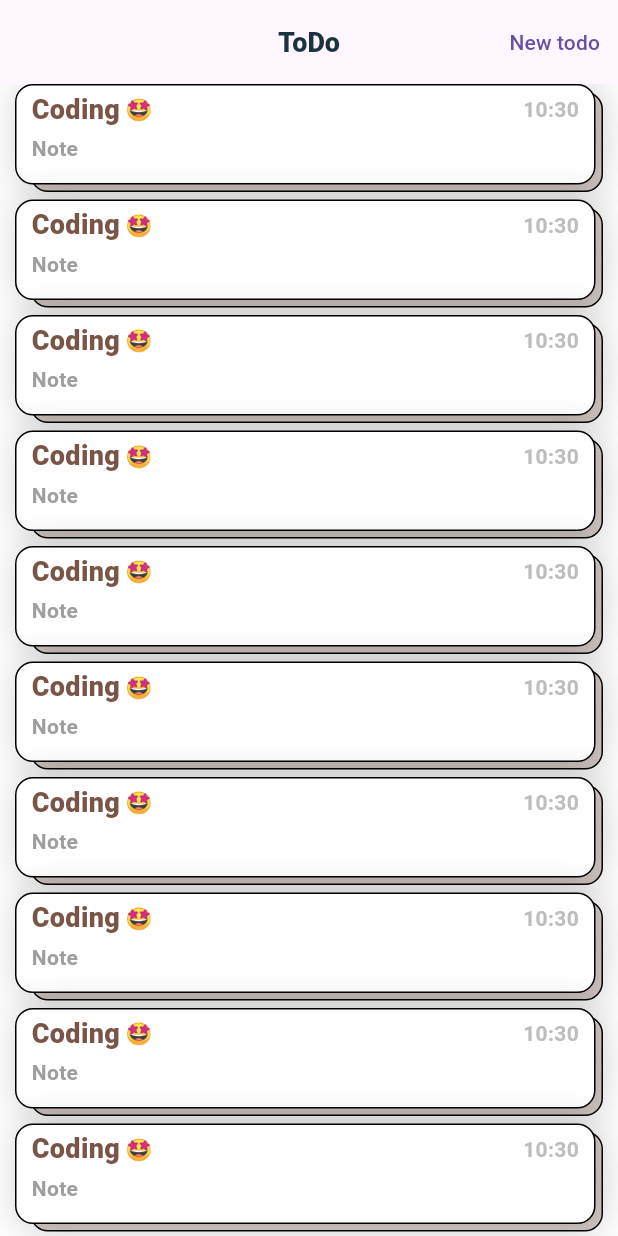
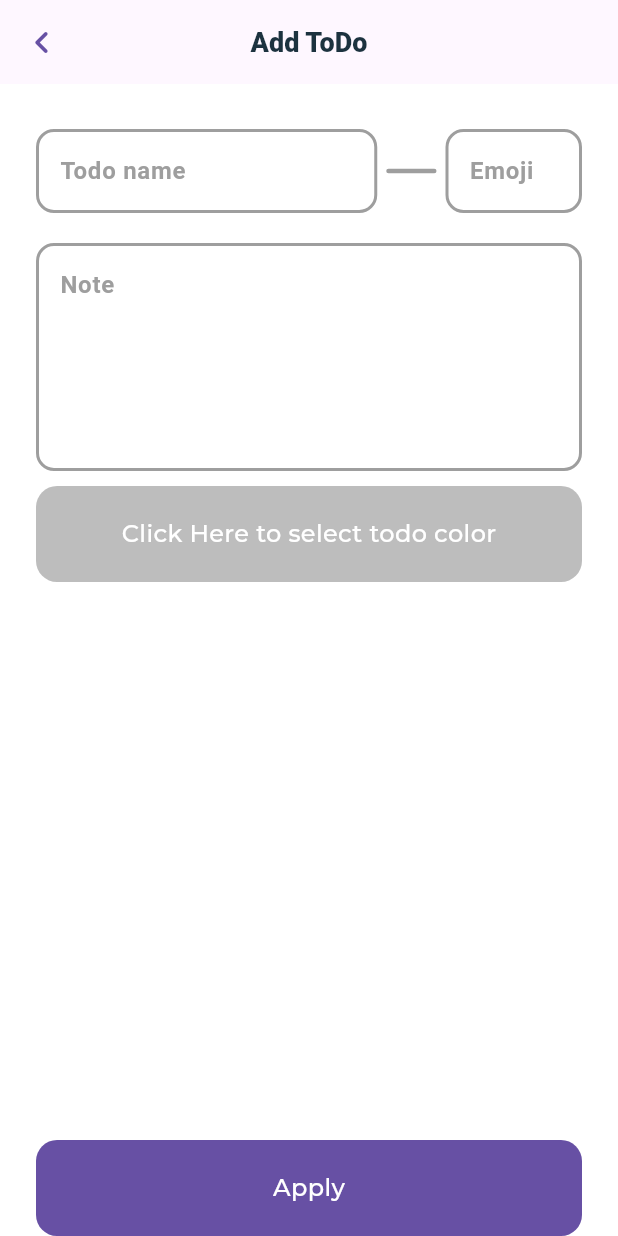
Before and after one commit to Samir-Sattarov/ToDo-List-Flutter, a Flutter app: the screen it shows after launch, after a tap on "New todo", on a phone screen of 412 x 824 dp. Run offline on Flutter 3.47's test engine with Material 2 defaults, Android fonts, the phone set to English and light mode, and no system bars; our stand-ins replace flutter_colorpicker, flutter_inset_box_shadow, flutter_keyboard_visibility, google_fonts.

Commit message:
Добавил Add Todo Screen

```diff
--- a/lib/internal/application.dart
+++ b/lib/internal/application.dart
@@ -1,9 +1,8 @@
-import 'dart:math';
-
 import 'package:flutter/material.dart';
 import 'package:google_fonts/google_fonts.dart';
 
 import '../presentations/screens/home_screen.dart';
+import '../presentations/utils/color_helper.dart';
 
 class Application extends StatelessWidget {
   const Application({Key? key}) : super(key: key);
@@ -14,8 +13,7 @@ class Application extends StatelessWidget {
       title: 'ToDo',
       debugShowCheckedModeBanner: false,
       theme: ThemeData(
-        primarySwatch:
-            Colors.primaries[Random().nextInt(Colors.primaries.length)],
+        primarySwatch: ColorHelper().generateColor(),
         textTheme: GoogleFonts.montserratAlternatesTextTheme(),
         scaffoldBackgroundColor: Colors.white,
         useMaterial3: true,
--- /dev/null
+++ b/lib/presentations/screens/add_todo_screen.dart
@@ -0,0 +1,123 @@
+import 'package:flutter/material.dart';
+import 'package:flutter_keyboard_visibility/flutter_keyboard_visibility.dart';
+
+import '../utils/dialogs.dart';
+import '../widgets/button_widget.dart';
+import '../widgets/text_form_field_widget.dart';
+
+class AddTodoScreen extends StatefulWidget {
+  static route() =>
+      MaterialPageRoute(builder: (context) => const AddTodoScreen());
+
+  const AddTodoScreen({Key? key}) : super(key: key);
+
+  @override
+  State<AddTodoScreen> createState() => _AddTodoScreenState();
+}
+
+class _AddTodoScreenState extends State<AddTodoScreen> {
+  final TextEditingController controllerNameTodo = TextEditingController();
+  final TextEditingController controllerEmoji = TextEditingController();
+  final TextEditingController controllerNote = TextEditingController();
+  Color? todoColor;
+
+  bool showEmojiKeyboard = false;
+
+  @override
+  Widget build(BuildContext context) {
+    return KeyboardDismissOnTap(
+      child: Scaffold(
+        appBar: AppBar(
+          leading: GestureDetector(
+            onTap: () => Navigator.pop(context),
+            child: Icon(
+              Icons.chevron_left_rounded,
+              color: Theme.of(context).primaryColor,
+              size: 30,
+            ),
+          ),
+          title: const Text(
+            'Add ToDo',
+            style: TextStyle(
+              color: Color(0xff1c323f),
+              fontWeight: FontWeight.w900,
+              fontSize: 18,
+            ),
+          ),
+          centerTitle: true,
+        ),
+        body: SafeArea(
+          child: Padding(
+            padding: const EdgeInsets.symmetric(horizontal: 24),
+            child: Column(
+              children: [
+                const SizedBox(height: 30),
+                Row(
+                  children: [
+                    Expanded(
+                      flex: 5,
+                      child: TextFormFieldWidget(
+                        controller: controllerNameTodo,
+                        hint: 'Todo name',
+                      ),
+                    ),
+                    // const SizedBox(width: 15),
+                    Expanded(
+                      flex: 1,
+                      child: Container(
+                        margin: const EdgeInsets.symmetric(horizontal: 6),
+                        decoration: BoxDecoration(
+                          color: Colors.grey.shade500,
+                          borderRadius: BorderRadius.circular(10),
+                        ),
+                        height: 3,
+                      ),
+                    ),
+                    Expanded(
+                      flex: 2,
+                      child: TextFormFieldWidget(
+                        controller: controllerEmoji,
+                        hint: 'Emoji',
+                      ),
+                    ),
+                  ],
+                ),
+                const SizedBox(height: 20),
+                TextFormFieldWidget(
+                  keyboardType: TextInputType.multiline,
+                  controller: controllerNote,
+                  maxLines: 5,
+                  hint: 'Note',
+                ),
+                const SizedBox(height: 10),
+                ButtonWidget(
+                  onTap: () {
+                    Dialogs.colorPickerDialog(
+                      context: context,
+                      onChanged: (color) {
+                        setState(() {
+                          todoColor = color;
+                        });
+                      },
+                      initialColor: Colors.grey.shade400,
+                      pickedColor: todoColor,
+                    );
+                  },
+                  text: todoColor == null
+                      ? 'Click Here to select todo color'
+                      : 'All right',
+                  color: todoColor == null ? Colors.grey.shade400 : todoColor!,
+                ),
+                const Spacer(),
+                ButtonWidget(
+                  onTap: () {},
+                  text: 'Apply',
+                ),
+              ],
+            ),
+          ),
+        ),
+      ),
+    );
+  }
+}
--- a/lib/presentations/screens/home_screen.dart
+++ b/lib/presentations/screens/home_screen.dart
@@ -3,6 +3,7 @@ import 'package:flutter/material.dart';
 import '../../data/entity/todo_entity.dart';
 import '../utils/color_helper.dart';
 import '../widgets/todo_card_widget.dart';
+import 'add_todo_screen.dart';
 
 class HomeScreen extends StatelessWidget {
   const HomeScreen({Key? key}) : super(key: key);
@@ -22,7 +23,9 @@ class HomeScreen extends StatelessWidget {
         centerTitle: true,
         actions: [
           TextButton(
-            onPressed: () {},
+            onPressed: () {
+              Navigator.of(context).push(AddTodoScreen.route());
+            },
             child: const Text('New todo'),
           ),
         ],
--- a/lib/presentations/utils/color_helper.dart
+++ b/lib/presentations/utils/color_helper.dart
@@ -1,10 +1,7 @@
-import 'dart:math';
-import 'dart:ui';
-
 import 'package:flutter/material.dart';
 
 class ColorHelper {
-  Color generateColor() {
+  MaterialColor generateColor() {
     return Colors.primaries[Random().nextInt(Colors.primaries.length)];
   }
 }
--- /dev/null
+++ b/lib/presentations/utils/dialogs.dart
@@ -0,0 +1,30 @@
+import 'package:flutter/material.dart';
+import 'package:flutter_colorpicker/flutter_colorpicker.dart';
+
+class Dialogs {
+  static colorPickerDialog({
+    required BuildContext context,
+    required Function(Color) onChanged,
+    required Color? initialColor,
+    required Color? pickedColor,
+  }) {
+    return showDialog(
+      context: context,
+      builder: (BuildContext context) {
+        return AlertDialog(
+          titlePadding: const EdgeInsets.all(0),
+          contentPadding: const EdgeInsets.all(0),
+          content: SingleChildScrollView(
+            child: HueRingPicker(
+              displayThumbColor: true,
+              pickerColor: initialColor == null
+                  ? Colors.grey.shade400
+                  : pickedColor ?? Colors.black38,
+              onColorChanged: (Color color) => onChanged(color),
+            ),
+          ),
+        );
+      },
+    );
+  }
+}
--- /dev/null
+++ b/lib/presentations/widgets/button_widget.dart
@@ -0,0 +1,71 @@
+import 'package:flutter/material.dart' hide BoxDecoration, BoxShadow;
+import 'package:flutter_inset_box_shadow/flutter_inset_box_shadow.dart';
+import 'package:google_fonts/google_fonts.dart';
+
+class ButtonWidget extends StatefulWidget {
+  final VoidCallback onTap;
+  final String text;
+  final Color? color;
+
+  const ButtonWidget({
+    Key? key,
+    required this.onTap,
+    required this.text,
+    this.color,
+  }) : super(key: key);
+
+  @override
+  State<ButtonWidget> createState() => _ButtonWidgetState();
+}
+
+class _ButtonWidgetState extends State<ButtonWidget> {
+  bool isPressed = false;
+
+  @override
+  Widget build(BuildContext context) {
+    return Listener(
+      onPointerDown: (_) => setState(() => isPressed = true),
+      onPointerUp: (_) => setState(() => isPressed = false),
+      child: GestureDetector(
+        onTap: () => widget.onTap.call(),
+        child: AnimatedContainer(
+          duration: const Duration(milliseconds: 200),
+          width: double.maxFinite,
+          height: 64,
+          decoration: BoxDecoration(
+            color: widget.color ?? Theme.of(context).primaryColor,
+            borderRadius: BorderRadius.circular(
+              14,
+            ),
+            boxShadow: isPressed
+                ? [
+                    BoxShadow(
+                      color: Colors.black38,
+                      offset: -const Offset(1, 1),
+                      blurRadius: 10,
+                      inset: isPressed,
+                    ),
+                    BoxShadow(
+                      color: Colors.black38,
+                      offset: const Offset(1, 1),
+                      blurRadius: 10,
+                      inset: isPressed,
+                    ),
+                  ]
+                : [],
+          ),
+          child: Center(
+            child: Text(
+              widget.text,
+              style: GoogleFonts.montserrat(
+                fontWeight: FontWeight.w500,
+                color: Colors.white,
+                fontSize: 16,
+              ),
+            ),
+          ),
+        ),
+      ),
+    );
+  }
+}
--- /dev/null
+++ b/lib/presentations/widgets/text_form_field_widget.dart
@@ -0,0 +1,56 @@
+import 'package:flutter/material.dart';
+
+class TextFormFieldWidget extends StatelessWidget {
+  final TextEditingController controller;
+  final TextInputType? keyboardType;
+  final String? hint;
+  final int? maxLines;
+  final int? minLines;
+
+  const TextFormFieldWidget({
+    Key? key,
+    required this.controller,
+    this.hint,
+    this.maxLines,
+    this.keyboardType,
+    this.minLines,
+  }) : super(key: key);
+
+  @override
+  Widget build(BuildContext context) {
+    return TextFormField(
+      keyboardType: keyboardType,
+      controller: controller,
+      maxLines: maxLines,
+      minLines: minLines,
+      decoration: InputDecoration(
+        hintText: hint,
+        hintStyle: TextStyle(
+          color: Colors.grey.shade500,
+          fontWeight: FontWeight.w600,
+        ),
+        enabledBorder: OutlineInputBorder(
+          borderRadius: BorderRadius.circular(12),
+          borderSide: const BorderSide(
+            color: Colors.grey,
+            width: 2,
+          ),
+        ),
+        focusedBorder: OutlineInputBorder(
+          borderRadius: BorderRadius.circular(12),
+          borderSide: BorderSide(
+            color: Theme.of(context).primaryColor,
+            width: 3,
+          ),
+        ),
+        border: OutlineInputBorder(
+          borderRadius: BorderRadius.circular(12),
+          borderSide: BorderSide(
+            color: Theme.of(context).primaryColor,
+            width: 4,
+          ),
+        ),
+      ),
+    );
+  }
+}
--- a/pubspec.yaml
+++ b/pubspec.yaml
@@ -38,6 +38,9 @@ dependencies:
   cupertino_icons: ^1.0.2
   google_fonts: ^3.0.1
   intl: ^0.17.0
+  flutter_inset_box_shadow: ^1.0.8
+  flutter_keyboard_visibility: ^5.3.0
+  flutter_colorpicker: ^1.0.3
 
 dev_dependencies:
   flutter_test:
```
Also changed, not shown: pubspec.lock.
